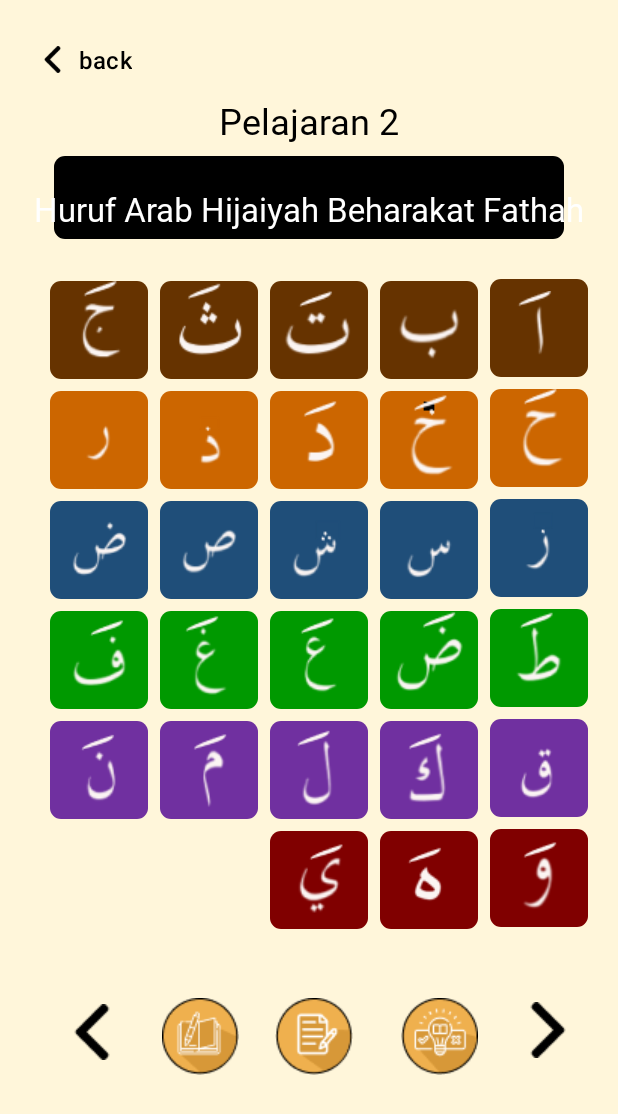
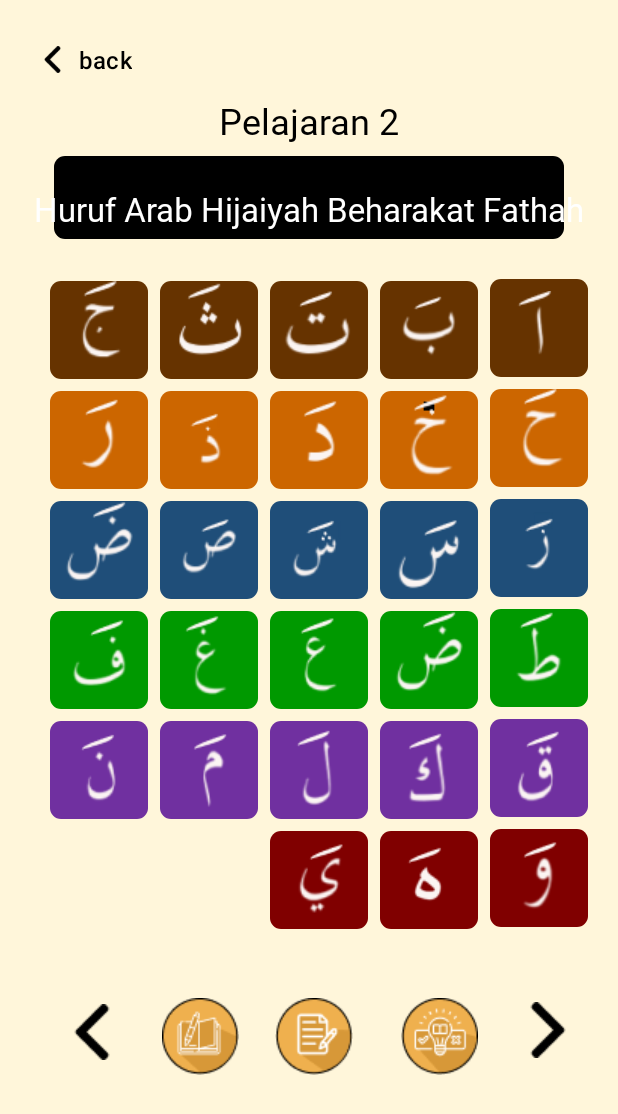
Before and after one commit to FadhilRabbani/QolamiProject, an Android app: the layout activity_list_alphabet_fathah.xml on its own in the app's theme, with its tools: preview values and no code run, on a phone screen of 412 x 824 dp. Shown: the top 1114 px of the screen. Run offline under Robolectric (Android 15) with nearby library versions, the phone set to English and light mode, and no system bars.

Commit message:
initial commit

```diff
--- a/app/src/main/res/layout/activity_list_alphabet_fathah.xml
+++ b/app/src/main/res/layout/activity_list_alphabet_fathah.xml
@@ -161,7 +161,7 @@
         android:background="@drawable/custom_shape_3"
         app:layout_constraintEnd_toStartOf="@+id/imageButton9"
         app:layout_constraintTop_toBottomOf="@+id/imageButton5"
-        app:srcCompat="@drawable/dzal" />
+        app:srcCompat="@drawable/dzal_fathah" />
 
     <ImageButton
         android:id="@+id/imageButton11"
@@ -172,7 +172,7 @@
         android:background="@drawable/custom_shape_3"
         app:layout_constraintEnd_toStartOf="@+id/imageButton10"
         app:layout_constraintTop_toBottomOf="@+id/imageButton6"
-        app:srcCompat="@drawable/ra" />
+        app:srcCompat="@drawable/ra_fathah" />
 
     <ImageButton
         android:id="@+id/imageButton12"
@@ -183,7 +183,7 @@
         android:background="@drawable/custom_shape_4"
         app:layout_constraintEnd_toEndOf="parent"
         app:layout_constraintTop_toBottomOf="@+id/imageButton7"
-        app:srcCompat="@drawable/zal" />
+        app:srcCompat="@drawable/zo_fathah" />
 
     <ImageButton
         android:id="@+id/imageButton13"
@@ -194,7 +194,7 @@
         android:background="@drawable/custom_shape_4"
         app:layout_constraintEnd_toStartOf="@+id/imageButton12"
         app:layout_constraintTop_toBottomOf="@+id/imageButton8"
-        app:srcCompat="@drawable/sin" />
+        app:srcCompat="@drawable/sa_fathah" />
 
     <ImageButton
         android:id="@+id/imageButton14"
@@ -205,7 +205,7 @@
         android:background="@drawable/custom_shape_4"
         app:layout_constraintEnd_toStartOf="@+id/imageButton13"
         app:layout_constraintTop_toBottomOf="@+id/imageButton9"
-        app:srcCompat="@drawable/syin" />
+        app:srcCompat="@drawable/syin_fathah" />
 
     <ImageButton
         android:id="@+id/imageButton15"
@@ -216,7 +216,7 @@
         android:background="@drawable/custom_shape_4"
         app:layout_constraintEnd_toStartOf="@+id/imageButton14"
         app:layout_constraintTop_toBottomOf="@+id/imageButton10"
-        app:srcCompat="@drawable/shod" />
+        app:srcCompat="@drawable/sho_fathah" />
 
     <ImageButton
         android:id="@+id/imageButton16"
@@ -227,7 +227,7 @@
         android:background="@drawable/custom_shape_4"
         app:layout_constraintEnd_toStartOf="@+id/imageButton15"
         app:layout_constraintTop_toBottomOf="@+id/imageButton11"
-        app:srcCompat="@drawable/dhod" />
+        app:srcCompat="@drawable/dho_fathah" />
 
     <ImageButton
         android:id="@+id/imageButton17"
@@ -294,7 +294,7 @@
         android:background="@drawable/custom_shape_6"
         app:layout_constraintEnd_toEndOf="parent"
         app:layout_constraintTop_toBottomOf="@+id/imageButton17"
-        app:srcCompat="@drawable/qo" />
+        app:srcCompat="@drawable/qa_fathah" />
 
     <ImageButton
         android:id="@+id/imageButton23"
```
Also changed, not shown: app/src/main/AndroidManifest.xml (+11 -6 lines), app/src/main/res/drawable/ba_fathah.png, app/src/main/res/drawable/dzal_fathah.png (added), app/src/main/res/drawable/ra_fathah.png (added), app/src/main/res/drawable/sho_fathah.png, app/src/main/res/drawable/syin_fathah.png, app/src/main/res/drawable/zo_fathah.png.
